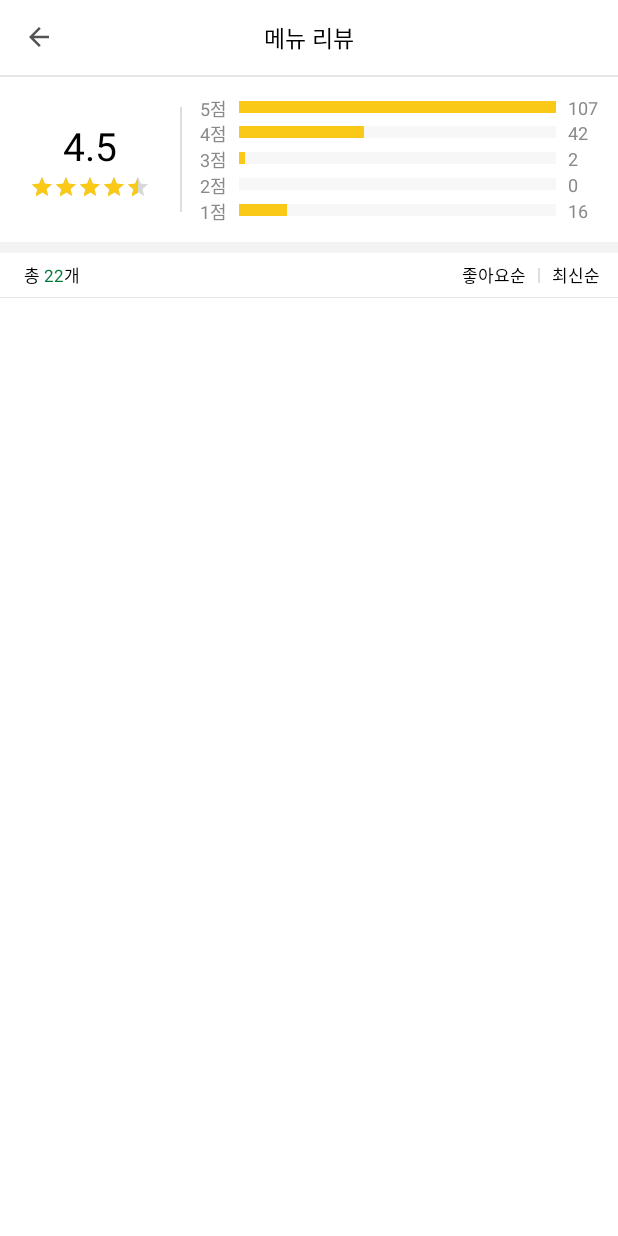
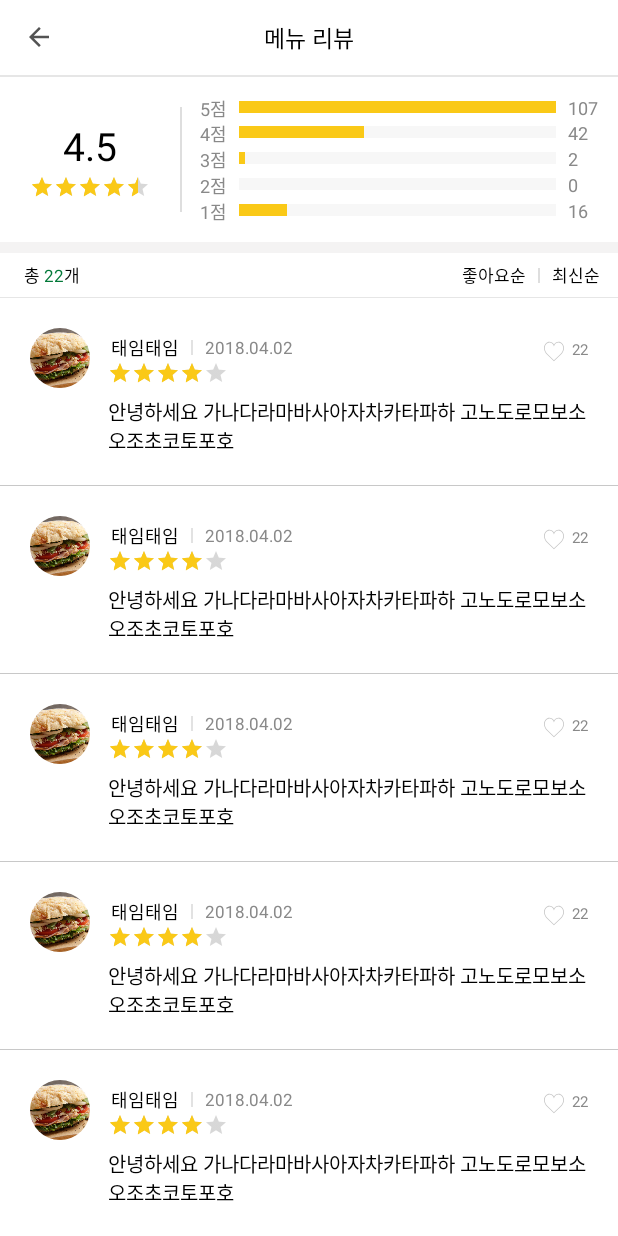
Before and after one commit to taeiim/Subway, an Android app: the ReviewActivity screen opened directly, with no data from a screen before it, on a phone screen of 412 x 824 dp. Run offline under Robolectric (Android 15) with nearby library versions, the phone set to English and light mode, and no system bars; our stand-ins replace CircleImageView.

Commit message:
Add RecyclerView in ReviewActivity

```diff
--- a/app/src/main/java/com/example/parktaeim/subway/Activity/ReviewActivity.java
+++ b/app/src/main/java/com/example/parktaeim/subway/Activity/ReviewActivity.java
@@ -3,18 +3,30 @@ package com.example.parktaeim.subway.Activity;
 import android.os.Bundle;
 import android.support.annotation.Nullable;
 import android.support.v7.app.AppCompatActivity;
+import android.support.v7.widget.LinearLayoutManager;
+import android.support.v7.widget.RecyclerView;
 import android.util.Log;
+import android.view.View;
 import android.widget.ImageView;
+import android.widget.LinearLayout;
 import android.widget.ProgressBar;
 import android.widget.TextView;
+import android.widget.ToggleButton;
 
+import com.example.parktaeim.subway.Adapter.ReviewAdapter;
+import com.example.parktaeim.subway.Model.ReviewItem;
 import com.example.parktaeim.subway.R;
+import com.example.parktaeim.subway.SubwayAnimation;
+
+import java.util.ArrayList;
 
 /**
  * Created by parktaeim on 2018. 4. 29..
  */
 
 public class ReviewActivity extends AppCompatActivity {
+    ToggleButton heartBtn;
+
     @Override
     protected void onCreate(@Nullable Bundle savedInstanceState) {
         super.onCreate(savedInstanceState);
@@ -24,10 +36,26 @@ public class ReviewActivity extends AppCompatActivity {
         backIcon.setOnClickListener(v->finish());
 
         setUpProgressBar();
+        setUpRecyclerView();
+    }
+
+
+    private void setUpRecyclerView() {
+        ArrayList<ReviewItem> reviewItemArrayList = new ArrayList<>();
+        RecyclerView recyclerView = (RecyclerView) findViewById(R.id.review_recyclerView);
+        RecyclerView.LayoutManager layoutManager = new LinearLayoutManager(getApplicationContext());
+        recyclerView.setLayoutManager(layoutManager);
+
+        for (int i = 0; i < 10; i++) {
+            reviewItemArrayList.add(new ReviewItem("dls", "태임태임", "2018.04.02", 4.0f, 22, "굉장히 맛있어요!! 근데 양파 안넣는게 더 맛있는 듯  하하하하 친구도 맛있다 그랬어요 다음에 와서 또 먹어야지"));
+        }
+
+        ReviewAdapter adapter = new ReviewAdapter(reviewItemArrayList);
+        recyclerView.setAdapter(adapter);
     }
 
     private void setUpProgressBar() {
-        int[] reviewCnt = {107,42,2,0,16}; // star 5,4,3,2,1
+        int[] reviewCnt = {107, 42, 2, 0, 16}; // star 5,4,3,2,1
 
         ProgressBar score5progressBar = (ProgressBar) findViewById(R.id.score5progressBar);
         ProgressBar score4progressBar = (ProgressBar) findViewById(R.id.score4progressBar);
@@ -41,18 +69,19 @@ public class ReviewActivity extends AppCompatActivity {
         TextView star2cntTv = (TextView) findViewById(R.id.star2cntTv);
         TextView star1cntTv = (TextView) findViewById(R.id.star1cntTv);
 
-        ProgressBar[] progressBars = {score5progressBar,score4progressBar,score3progressBar,score2progressBar,score1progressBar};
-        TextView[] starCntTvs = {star5cntTv,star4cntTv,star3cntTv,star2cntTv,star1cntTv};
+        ProgressBar[] progressBars = {score5progressBar, score4progressBar, score3progressBar, score2progressBar, score1progressBar};
+        TextView[] starCntTvs = {star5cntTv, star4cntTv, star3cntTv, star2cntTv, star1cntTv};
 
         int max = 0;
-        for(int i=0; i<5 ;i++){
-            if(reviewCnt[i] > max)  max = reviewCnt[i];
+        for (int i = 0; i < 5; i++) {
+            if (reviewCnt[i] > max) max = reviewCnt[i];
         }
 
-        for(int i=0; i<5; i++){
+        for (int i = 0; i < 5; i++) {
             progressBars[i].setMax(max);
             progressBars[i].setProgress(reviewCnt[i]);
             starCntTvs[i].setText(String.valueOf(reviewCnt[i]));
         }
     }
+
 }
--- /dev/null
+++ b/app/src/main/java/com/example/parktaeim/subway/Adapter/ReviewAdapter.java
@@ -0,0 +1,83 @@
+package com.example.parktaeim.subway.Adapter;
+
+import android.support.v7.widget.RecyclerView;
+import android.view.LayoutInflater;
+import android.view.View;
+import android.view.ViewGroup;
+import android.widget.CompoundButton;
+import android.widget.ImageView;
+import android.widget.LinearLayout;
+import android.widget.RatingBar;
+import android.widget.TextView;
+import android.widget.ToggleButton;
+
+import com.example.parktaeim.subway.Model.ReviewItem;
+import com.example.parktaeim.subway.R;
+import com.example.parktaeim.subway.SubwayAnimation;
+
+import java.util.ArrayList;
+
+import de.hdodenhof.circleimageview.CircleImageView;
+
+/**
+ * Created by parktaeim on 2018. 4. 30..
+ */
+
+public class ReviewAdapter extends RecyclerView.Adapter<ReviewAdapter.ViewHolder> {
+    private ArrayList<ReviewItem> reviewItemArrayList = new ArrayList<>();
+
+    public ReviewAdapter(ArrayList<ReviewItem> reviewItemArrayList) {
+        this.reviewItemArrayList = reviewItemArrayList;
+    }
+
+    @Override
+    public ReviewAdapter.ViewHolder onCreateViewHolder(ViewGroup parent, int viewType) {
+        View view = LayoutInflater.from(parent.getContext()).inflate(R.layout.item_review,parent,false);
+        ViewHolder viewHolder = new ViewHolder(view);
+        return viewHolder;
+    }
+
+    @Override
+    public void onBindViewHolder(ReviewAdapter.ViewHolder holder, int position) {
+        holder.writerNameTv.setText(reviewItemArrayList.get(position).getWriterName());
+        holder.writeDateTv.setText(reviewItemArrayList.get(position).getWriteDate());
+        holder.heartCntTv.setText(String.valueOf(reviewItemArrayList.get(position).getHeartCnt()));
+        holder.ratingBar.setRating(reviewItemArrayList.get(position).getReviewRatingNum());
+
+        SubwayAnimation subwayAnimation = new SubwayAnimation();
+        holder.heartBtn.setOnCheckedChangeListener(new CompoundButton.OnCheckedChangeListener() {
+            @Override
+            public void onCheckedChanged(CompoundButton buttonView, boolean isChecked) {
+                buttonView.startAnimation(subwayAnimation.setHearBtnAnimation());
+            }
+        });
+        holder.heartBtnLayout.setOnClickListener(v-> holder.heartBtn.toggle());
+
+    }
+
+    @Override
+    public int getItemCount() {
+        return reviewItemArrayList.size();
+    }
+
+    public class ViewHolder extends RecyclerView.ViewHolder {
+        TextView writerNameTv;
+        TextView writeDateTv;
+        TextView heartCntTv;
+        CircleImageView profileImg;
+        RatingBar ratingBar;
+        ToggleButton heartBtn;
+        LinearLayout heartBtnLayout;
+
+        public ViewHolder(View itemView) {
+            super(itemView);
+            writerNameTv = (TextView) itemView.findViewById(R.id.review_writerNameTv);
+            writeDateTv = (TextView) itemView.findViewById(R.id.review_writeDateTv);
+            heartCntTv = (TextView) itemView.findViewById(R.id.review_heartCntTv);
+            profileImg = (CircleImageView) itemView.findViewById(R.id.review_writerProfile);
+            ratingBar = (RatingBar) itemView.findViewById(R.id.review_ratingBar);
+            heartBtn = (ToggleButton) itemView.findViewById(R.id.review_heartBtn);
+            heartBtnLayout = (LinearLayout) itemView.findViewById(R.id.review_heartBtnLayout);
+        }
+    }
+}
--- /dev/null
+++ b/app/src/main/java/com/example/parktaeim/subway/Model/ReviewItem.java
@@ -0,0 +1,71 @@
+package com.example.parktaeim.subway.Model;
+
+/**
+ * Created by parktaeim on 2018. 4. 30..
+ */
+
+public class ReviewItem {
+    private String profileImg;
+    private String writerName;
+    private String writeDate;
+    private float reviewRatingNum;
+    private int heartCnt;
+    private String reviewContent;
+
+    public ReviewItem(String profileImg, String writerName, String writeDate, float reviewRatingNum, int heartCnt, String reviewContent) {
+        this.profileImg = profileImg;
+        this.writerName = writerName;
+        this.writeDate = writeDate;
+        this.reviewRatingNum = reviewRatingNum;
+        this.heartCnt = heartCnt;
+        this.reviewContent = reviewContent;
+    }
+
+    public String getProfileImg() {
+        return profileImg;
+    }
+
+    public void setProfileImg(String profileImg) {
+        this.profileImg = profileImg;
+    }
+
+    public String getWriterName() {
+        return writerName;
+    }
+
+    public void setWriterName(String writerName) {
+        this.writerName = writerName;
+    }
+
+    public String getWriteDate() {
+        return writeDate;
+    }
+
+    public void setWriteDate(String writeDate) {
+        this.writeDate = writeDate;
+    }
+
+    public float getReviewRatingNum() {
+        return reviewRatingNum;
+    }
+
+    public void setReviewRatingNum(float reviewRatingNum) {
+        this.reviewRatingNum = reviewRatingNum;
+    }
+
+    public int getHeartCnt() {
+        return heartCnt;
+    }
+
+    public void setHeartCnt(int heartCnt) {
+        this.heartCnt = heartCnt;
+    }
+
+    public String getReviewContent() {
+        return reviewContent;
+    }
+
+    public void setReviewContent(String reviewContent) {
+        this.reviewContent = reviewContent;
+    }
+}
--- a/app/src/main/res/layout/activity_review.xml
+++ b/app/src/main/res/layout/activity_review.xml
@@ -41,7 +41,7 @@
         android:layout_height="1dp"
         android:background="#E6E6E6" />
 
-    <ScrollView
+    <android.support.v4.widget.NestedScrollView
         android:layout_width="match_parent"
         android:layout_height="match_parent">
 
@@ -53,7 +53,8 @@
             <LinearLayout
                 android:layout_width="match_parent"
                 android:layout_height="110dp"
-                android:orientation="horizontal">
+                android:orientation="horizontal"
+                android:focusableInTouchMode="true">
 
                 <LinearLayout
                     android:layout_width="120dp"
@@ -74,7 +75,7 @@
                         style="?android:attr/ratingBarStyleSmall"
                         android:layout_width="wrap_content"
                         android:layout_height="wrap_content"
-                        android:isIndicator="false"
+                        android:isIndicator="true"
                         android:max="5"
                         android:numStars="5"
                         android:progressTint="@color/colorPrimary"
@@ -373,5 +374,5 @@
                 android:layout_height="match_parent" />
 
         </LinearLayout>
-    </ScrollView>
+    </android.support.v4.widget.NestedScrollView>
 </LinearLayout>
--- /dev/null
+++ b/app/src/main/res/layout/item_review.xml
@@ -0,0 +1,126 @@
+<?xml version="1.0" encoding="utf-8"?>
+<LinearLayout xmlns:android="http://schemas.android.com/apk/res/android"
+    android:layout_width="match_parent"
+    android:layout_height="wrap_content"
+    android:orientation="vertical">
+
+    <LinearLayout
+        android:layout_width="match_parent"
+        android:layout_height="wrap_content"
+        android:orientation="horizontal"
+        android:layout_margin="20dp">
+
+        <de.hdodenhof.circleimageview.CircleImageView
+            android:id="@+id/review_writerProfile"
+            android:layout_width="@dimen/review_profile_width"
+            android:layout_height="@dimen/review_profile_width"
+            android:src="@drawable/img_subway_full" />
+
+        <RelativeLayout
+            android:layout_width="match_parent"
+            android:layout_height="wrap_content"
+            android:layout_marginLeft="12dp"
+            android:layout_marginTop="4dp">
+
+            <LinearLayout
+                android:id="@+id/writerInfoLayout"
+                android:layout_width="match_parent"
+                android:layout_height="wrap_content"
+                android:layout_marginLeft="2dp"
+                android:layout_toLeftOf="@id/review_heartBtnLayout"
+                android:gravity="center_vertical"
+                android:orientation="horizontal">
+
+                <TextView
+                    android:id="@+id/review_writerNameTv"
+                    android:layout_width="wrap_content"
+                    android:layout_height="wrap_content"
+                    android:text="태임태임"
+                    android:textColor="#000"
+                    android:textSize="12dp" />
+
+                <View
+                    android:id="@+id/view1"
+                    android:layout_width="1dp"
+                    android:layout_height="10dp"
+                    android:layout_marginLeft="8dp"
+                    android:layout_marginRight="8dp"
+                    android:background="@color/lightlightGray" />
+
+                <TextView
+                    android:id="@+id/review_writeDateTv"
+                    android:layout_width="wrap_content"
+                    android:layout_height="wrap_content"
+                    android:text="2018.04.12"
+                    android:textColor="@color/lightGray"
+                    android:textSize="11dp" />
+            </LinearLayout>
+
+            <RatingBar
+                android:id="@+id/review_ratingBar"
+                style="?android:attr/ratingBarStyleSmall"
+                android:layout_width="wrap_content"
+                android:layout_height="wrap_content"
+                android:layout_below="@+id/writerInfoLayout"
+                android:isIndicator="true"
+                android:max="5"
+                android:numStars="5"
+                android:progressTint="@color/colorPrimary"
+                android:rating="4.0"
+                android:secondaryProgressTint="@color/colorPrimary" />
+
+            <LinearLayout
+                android:id="@+id/review_heartBtnLayout"
+                android:layout_width="wrap_content"
+                android:layout_height="wrap_content"
+                android:layout_alignParentRight="true"
+                android:layout_marginTop="4dp"
+                android:gravity="center_vertical"
+                android:orientation="horizontal">
+
+                <ToggleButton
+                    android:id="@+id/review_heartBtn"
+                    android:layout_width="13dp"
+                    android:layout_height="14dp"
+                    android:layout_marginRight="5dp"
+                    android:background="@drawable/button_heart"
+                    android:checked="false"
+                    android:text=""
+                    android:textOff=""
+                    android:textOn="" />
+
+                <TextView
+                    android:id="@+id/review_heartCntTv"
+                    android:layout_width="wrap_content"
+                    android:layout_height="wrap_content"
+                    android:layout_marginBottom="1dp"
+                    android:text="29"
+                    android:textColor="@color/lightGray"
+                    android:textSize="10dp" />
+            </LinearLayout>
+
+            <TextView
+                android:id="@+id/review_reviewTv"
+                android:layout_width="match_parent"
+                android:layout_height="wrap_content"
+                android:layout_below="@+id/review_ratingBar"
+                android:layout_marginTop="8dp"
+                android:text="안녕하세요 가나다라마바사아자차카타파하 고노도로모보소오조초코토포호"
+                android:textColor="#000"
+                android:textSize="13dp" />
+
+            <android.support.v7.widget.RecyclerView
+                android:id="@+id/review_imgRecyclerView"
+                android:layout_width="match_parent"
+                android:layout_height="100dp"
+                android:layout_below="@+id/review_reviewTv"
+                android:layout_marginTop="8dp"
+                android:visibility="gone"/>
+        </RelativeLayout>
+    </LinearLayout>
+
+    <View
+        android:layout_width="match_parent"
+        android:layout_height="0.5dp"
+        android:background="#C8C8C8" />
+</LinearLayout>
--- a/app/src/main/res/values/colors.xml
+++ b/app/src/main/res/values/colors.xml
@@ -7,5 +7,6 @@
     <color name="darkGray">#424141</color>
     <color name="colorTextDarkPink">#E64C3C</color>
     <color name="lightGray">#898989</color>
+    <color name="lightlightGray">#E2E2E2</color>
     <color name="progressBackGray">#DEDEDE</color>
 </resources>
--- a/app/src/main/res/values/dimens.xml
+++ b/app/src/main/res/values/dimens.xml
@@ -7,6 +7,7 @@
     <dimen name="settings_list_height">55dp</dimen>
 
     <dimen name="review_progressbar_cntTv_width">25dp</dimen>
+    <dimen name="review_profile_width">40dp</dimen>
 
     <dimen name="menuDetail_ingredientTitle_tvSize">13dp</dimen>
     <dimen name="toolbar_textSize">15dp</dimen>
```
Also changed, not shown: app/src/main/java/com/example/parktaeim/subway/Activity/HoneyAllActivity.java (+16 -13 lines).
